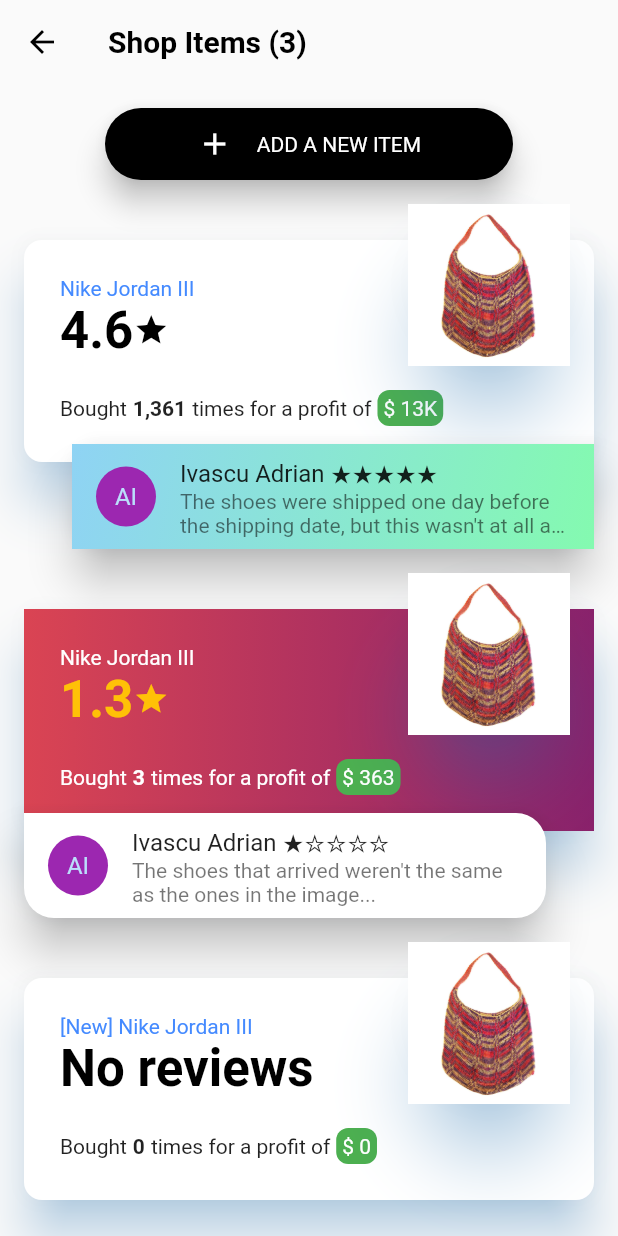
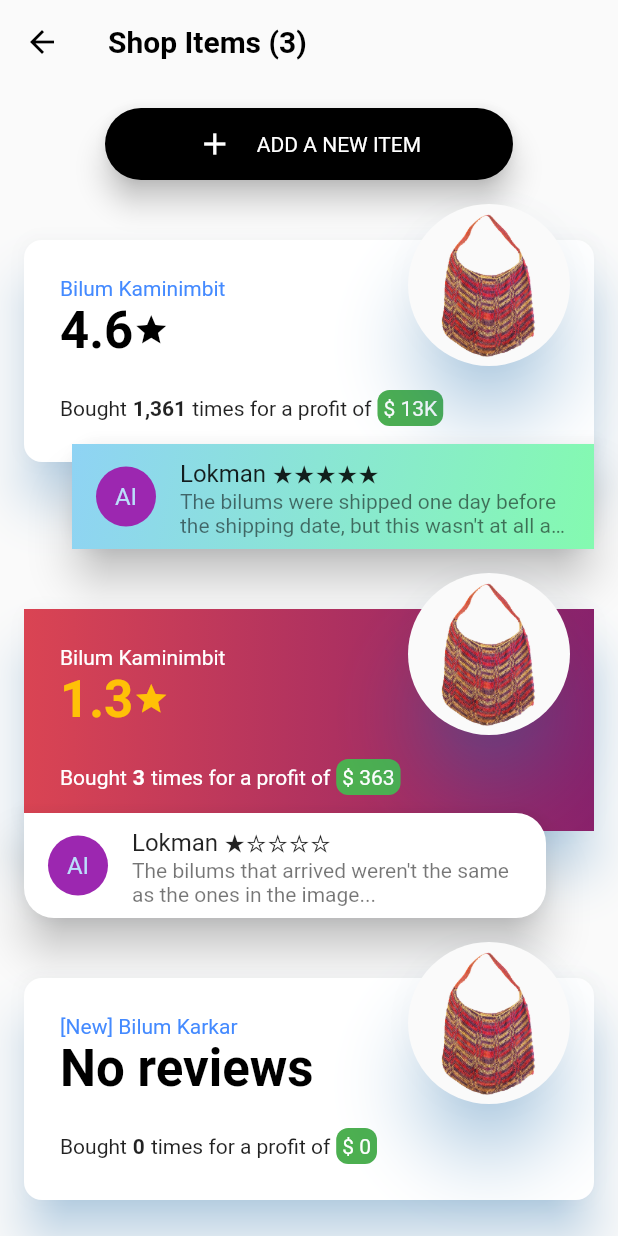
Before and after one commit to Sriram97/Apec-Challenge, a Flutter app: the ShopItemsPage screen opened directly, on a phone screen of 412 x 824 dp. Run offline on Flutter 3.47's test engine with Material 2 defaults, Android fonts, the phone set to English and light mode, and no system bars; our stand-ins replace fluro; missing offline and left inert: flutter_sparkline.

Commit message:
name update

```diff
--- a/apec_app/lib/pages/item_reviews_page.dart
+++ b/apec_app/lib/pages/item_reviews_page.dart
@@ -23,7 +23,7 @@ class _ItemReviewsPageState extends State<ItemReviewsPage>
             backgroundColor: Colors.red,
             flexibleSpace: new FlexibleSpaceBar
             (
-              title: new Text('Nike Jordan Air III'),
+              title: new Text('Bilum Kaminimbit'),
               background: new SizedBox.expand
               (
                 child: new Stack
@@ -31,7 +31,7 @@ class _ItemReviewsPageState extends State<ItemReviewsPage>
                   alignment: Alignment.center,
                   children: <Widget>
                   [
-                    new Image.asset('res/shoes1.jpg'),
+                    new Image.asset('assets/images/menu1.png'),
                     new Container(color: Colors.black26)
                   ],
                 ),
@@ -308,8 +308,8 @@ class _ItemReviewsPageState extends State<ItemReviewsPage>
                             backgroundColor: Colors.purple,
                             child: new Text('AI'),
                           ),
-                          title: new Text('Ivascu Adrian ★★★★★', style: new TextStyle()),
-                          subtitle: new Text('The shoes were shipped one day before the shipping date, but this wasn\'t at all a problem :). The shoes are very comfortable and good looking.', style: new TextStyle()),
+                          title: new Text('Lokman ★★★★★', style: new TextStyle()),
+                          subtitle: new Text('The bilums were shipped one day before the shipping date, but this wasn\'t at all a problem :). The bilums are very comfortable and good looking.', style: new TextStyle()),
                         ),
                       ),
                     ),
@@ -376,8 +376,8 @@ class _ItemReviewsPageState extends State<ItemReviewsPage>
                                 backgroundColor: Colors.purple,
                                 child: new Text('AI'),
                               ),
-                              title: new Text('Ivascu Adrian ★★★★★', style: new TextStyle()),
-                              subtitle: new Text('The shoes were shipped one day before the shipping date, but this wasn\'t at all a problem :). The shoes are very comfortable and good looking', style: new TextStyle()),
+                              title: new Text('Lokman ★★★★★', style: new TextStyle()),
+                              subtitle: new Text('The bilums were shipped one day before the shipping date, but this wasn\'t at all a problem :). The bilums are very comfortable and good looking', style: new TextStyle()),
                             ),
                           ),
                           new Padding
@@ -428,8 +428,8 @@ class _ItemReviewsPageState extends State<ItemReviewsPage>
                                 backgroundColor: Colors.purple,
                                 child: new Text('AI'),
                               ),
-                              title: new Text('Ivascu Adrian ★★★★★', style: new TextStyle()),
-                              subtitle: new Text('The shoes were shipped one day before the shipping date, but this wasn\'t at all a problem :). The shoes are very comfortable and good looking', style: new TextStyle()),
+                              title: new Text('Lokman ★★★★★', style: new TextStyle()),
+                              subtitle: new Text('The bilums were shipped one day before the shipping date, but this wasn\'t at all a problem :). The bilums are very comfortable and good looking', style: new TextStyle()),
                             ),
                           ),
                           new Padding
--- a/apec_app/lib/pages/shop_items_page.dart
+++ b/apec_app/lib/pages/shop_items_page.dart
@@ -146,7 +146,7 @@ class ShopItem extends StatelessWidget
                                 crossAxisAlignment: CrossAxisAlignment.start,
                                 children: <Widget>
                                 [
-                                  new Text('Nike Jordan III', style: new TextStyle(color: Colors.blueAccent)),
+                                  new Text('Bilum Kaminimbit', style: new TextStyle(color: Colors.blueAccent)),
                                   new Row
                                   (
                                     mainAxisAlignment: MainAxisAlignment.start,
@@ -210,7 +210,7 @@ class ShopItem extends StatelessWidget
                           elevation: 20.0,
                           shadowColor: new Color(0x802196F3),
                           shape: new CircleBorder(),
-                          child: new Image.asset('res/shoes1.jpg'),
+                          child: new Image.asset('assets/images/menu1.png'),
                         ),
                       ),
                     ),
@@ -254,8 +254,8 @@ class ShopItem extends StatelessWidget
                       backgroundColor: Colors.purple,
                       child: new Text('AI'),
                     ),
-                    title: new Text('Ivascu Adrian ★★★★★', style: new TextStyle()),
-                    subtitle: new Text('The shoes were shipped one day before the shipping date, but this wasn\'t at all a problem :). The shoes are very comfortable and good looking', maxLines: 2, overflow: TextOverflow.ellipsis, style: new TextStyle()),
+                    title: new Text('Lokman ★★★★★', style: new TextStyle()),
+                    subtitle: new Text('The bilums were shipped one day before the shipping date, but this wasn\'t at all a problem :). The bilums are very comfortable and good looking', maxLines: 2, overflow: TextOverflow.ellipsis, style: new TextStyle()),
                   ),
                 ),
               ),
@@ -326,7 +326,7 @@ class BadShopItem extends StatelessWidget
                                 crossAxisAlignment: CrossAxisAlignment.start,
                                 children: <Widget>
                                 [
-                                  new Text('Nike Jordan III', style: new TextStyle(color: Colors.white)),
+                                  new Text('Bilum Kaminimbit', style: new TextStyle(color: Colors.white)),
                                   new Row
                                   (
                                     mainAxisAlignment: MainAxisAlignment.start,
@@ -390,7 +390,7 @@ class BadShopItem extends StatelessWidget
                           elevation: 20.0,
                           shadowColor: new Color(0x802196F3),
                           shape: new CircleBorder(),
-                          child: new Image.asset('res/shoes1.jpg'),
+                          child: new Image.asset('assets/images/menu1.png'),
                         ),
                       ),
                     ),
@@ -423,8 +423,8 @@ class BadShopItem extends StatelessWidget
                     backgroundColor: Colors.purple,
                     child: new Text('AI'),
                   ),
-                  title: new Text('Ivascu Adrian ★☆☆☆☆'),
-                  subtitle: new Text('The shoes that arrived weren\'t the same as the ones in the image...', maxLines: 2, overflow: TextOverflow.ellipsis),
+                  title: new Text('Lokman ★☆☆☆☆'),
+                  subtitle: new Text('The bilums that arrived weren\'t the same as the ones in the image...', maxLines: 2, overflow: TextOverflow.ellipsis),
                 ),
               ),
             ),
@@ -480,7 +480,7 @@ class NewShopItem extends StatelessWidget
                           crossAxisAlignment: CrossAxisAlignment.start,
                           children: <Widget>
                           [
-                            new Text('[New] Nike Jordan III', style: new TextStyle(color: Colors.blueAccent)),
+                            new Text('[New] Bilum Karkar', style: new TextStyle(color: Colors.blueAccent)),
                             new Row
                             (
                               mainAxisAlignment: MainAxisAlignment.start,
@@ -542,7 +542,7 @@ class NewShopItem extends StatelessWidget
                       elevation: 20.0,
                       shadowColor: new Color(0x802196F3),
                       shape: new CircleBorder(),
-                      child: new Image.asset('res/shoes1.jpg'),
+                      child: new Image.asset('assets/images/menu1.png'),
                     ),
                   ),
                 ),
```
Also changed, not shown: 3 other files.
